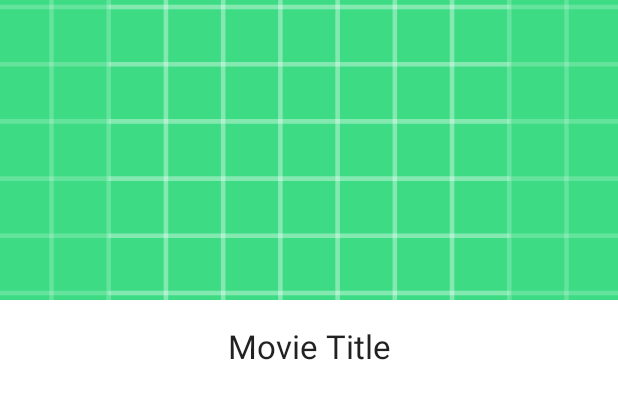
After one commit to japocoinyenhoang/YHMovies, an Android app: the layout view_movie_item.xml on its own in the app's theme, with its tools: preview values and no code run, on a phone screen of 412 x 824 dp. The commit adds this screen. Shown: the top 399 px of the screen. Run offline under Robolectric (Android 15) with nearby library versions, the phone set to English and light mode, and no system bars.

Commit message:
recyclerView iten layout added

```diff
--- a/app/src/main/res/layout/activity_main.xml
+++ b/app/src/main/res/layout/activity_main.xml
@@ -13,6 +13,7 @@
         android:layout_width="match_parent"
         android:layout_height="match_parent"
         app:layoutManager="androidx.recyclerview.widget.GridLayoutManager"
-        app:spanCount="2" />
+        app:spanCount="2"
+        tools:listitem="@layout/view_movie_item" />
 
 </LinearLayout>
--- /dev/null
+++ b/app/src/main/res/layout/view_movie_item.xml
@@ -0,0 +1,26 @@
+<?xml version="1.0" encoding="utf-8"?>
+<LinearLayout
+    xmlns:android="http://schemas.android.com/apk/res/android"
+    xmlns:app="http://schemas.android.com/apk/res-auto"
+    xmlns:tools="http://schemas.android.com/tools"
+    android:layout_width="match_parent"
+    android:layout_height="wrap_content"
+    android:orientation="vertical">
+
+    <ImageView
+        android:id="@+id/cover"
+        android:layout_width="match_parent"
+        android:layout_height="200dp"
+        android:scaleType="centerCrop"
+        app:srcCompat="@drawable/ic_launcher_background" />
+
+    <TextView
+        android:id="@+id/movieTitle"
+        android:layout_width="match_parent"
+        android:layout_height="wrap_content"
+        android:gravity="center"
+        android:padding="16dp"
+        android:textAppearance="@style/TextAppearance.AppCompat.Large"
+        tools:text="Movie Title" />
+
+</LinearLayout>
```
